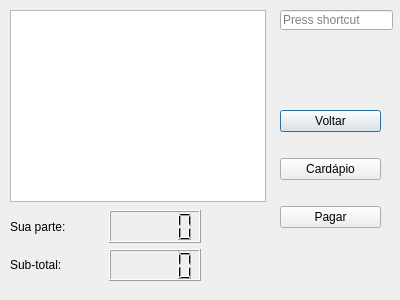
Before: the Qt Designer form dialog_mesa.ui in Smart-Resto/smart-resto_v1, drawn with Qt 5.
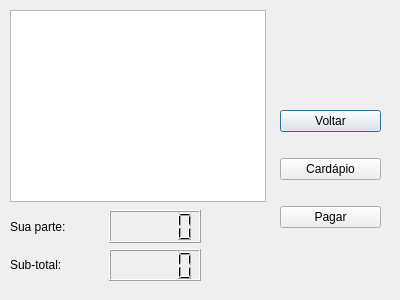
After: the same form once the commit is applied.

```diff
--- a/dialog_mesa.ui
+++ b/dialog_mesa.ui
@@ -13,16 +13,6 @@
   <property name="windowTitle">
    <string>Dialog</string>
   </property>
-  <widget class="QKeySequenceEdit" name="keySequenceEdit">
-   <property name="geometry">
-    <rect>
-     <x>280</x>
-     <y>10</y>
-     <width>113</width>
-     <height>20</height>
-    </rect>
-   </property>
-  </widget>
   <widget class="QListView" name="listView_pedidos_da_mesa">
    <property name="geometry">
     <rect>
```
Left out of the diff: 19 changed lines with no effect on the pictures.
